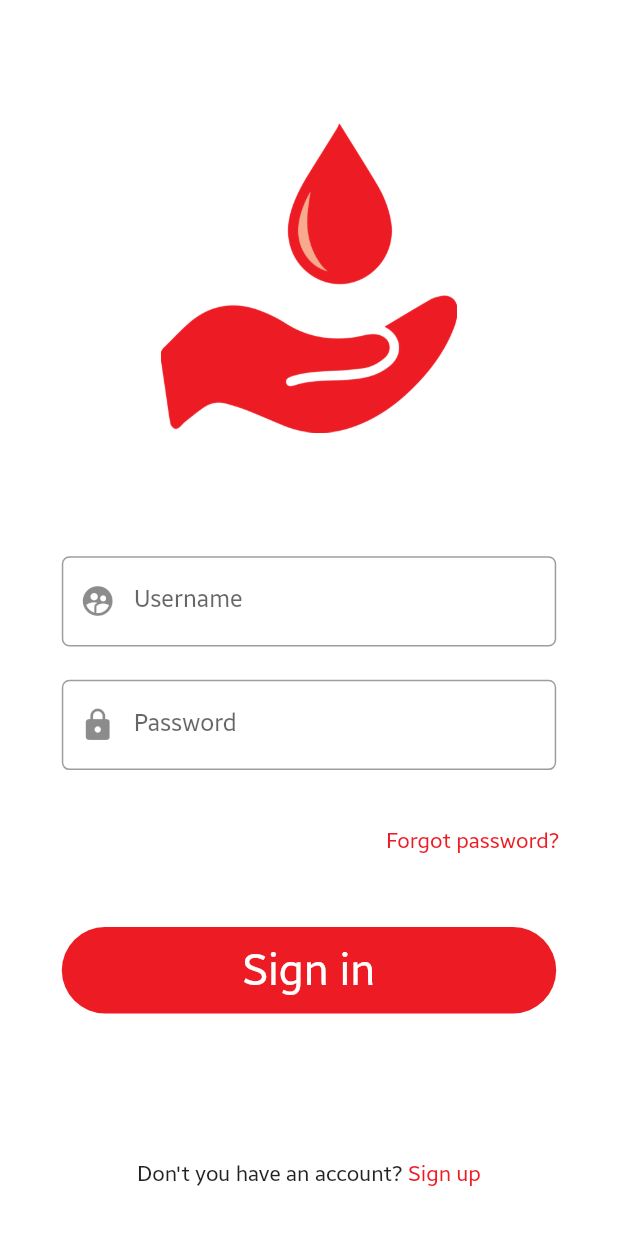
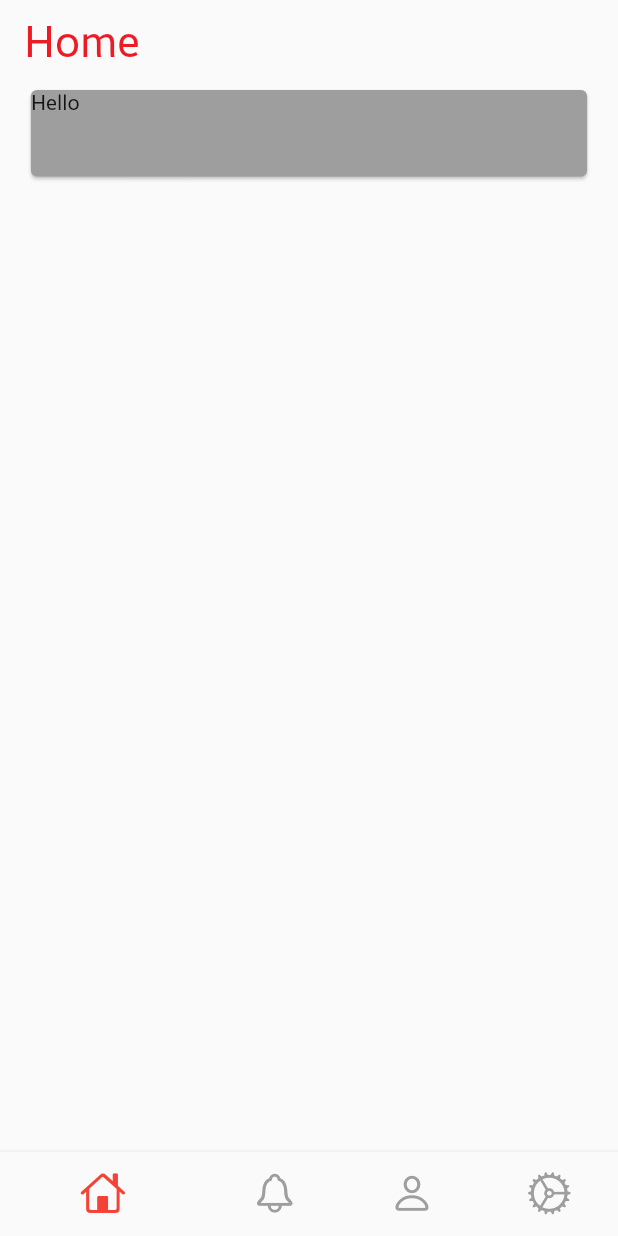
Before and after one commit to nsadisha/blood_bank, a Flutter app: the screen it shows after launch, on a phone screen of 412 x 824 dp. Run offline on Flutter 3.47's test engine with Material 2 defaults, Android fonts, the phone set to English and light mode, and no system bars; our stand-ins replace flutter_datetime_picker.

Commit message:
Initial commit

```diff
--- /dev/null
+++ b/lib/Screens/Signed/home.dart
@@ -0,0 +1,65 @@
+import 'package:flutter/material.dart';
+import 'package:flutter/cupertino.dart';
+//import 'package:blood_bank/CusIcons.dart';
+
+import 'homePage.dart';
+import 'notifications.dart';
+import 'account.dart';
+import 'settings.dart';
+
+class Home extends StatefulWidget {
+  @override
+  _HomeState createState() => _HomeState();
+}
+
+class _HomeState extends State<Home> {
+
+  int _currentIndex = 0;
+  final List<Widget> _children = [
+    HomePage(),
+    Notifications(),
+    Account(),
+    Settings(),
+  ];
+
+  void onTabTapped(int index) {
+    setState(() {
+      _currentIndex = index;
+    });
+  }
+
+  @override
+  Widget build(BuildContext context) {
+    return Scaffold(
+        body: _children[_currentIndex], // new
+        bottomNavigationBar: BottomNavigationBar(
+          selectedItemColor: Colors.red,
+          backgroundColor: Colors.white,
+          unselectedItemColor: Colors.grey,
+          selectedFontSize: 0,
+          elevation: 3,
+          iconSize: 30,
+          onTap: onTabTapped,
+          currentIndex: _currentIndex, // new
+          items: [
+            BottomNavigationBarItem(
+              icon: Icon(CupertinoIcons.home),
+              title: Text('Home'),
+            ),
+            BottomNavigationBarItem(
+              icon: Icon(CupertinoIcons.bell),
+              title: Text('Notifications'),
+            ),
+            BottomNavigationBarItem(
+              icon: Icon(CupertinoIcons.person),
+              title: Text('Account'),
+            ),
+            BottomNavigationBarItem(
+              icon: Icon(CupertinoIcons.settings),
+              title: Text('Settings'),
+            ),
+          ],
+      )
+    );
+  }
+}
--- /dev/null
+++ b/lib/Screens/Signed/homePage.dart
@@ -0,0 +1,40 @@
+import 'package:flutter/material.dart';
+
+class HomePage extends StatelessWidget {
+  @override
+  Widget build(BuildContext context) {
+    double width = MediaQuery.of(context).size.width;
+    double height = MediaQuery.of(context).size.height;
+    double tScale = 0.65+(MediaQuery.of(context).textScaleFactor)/4.5;
+    return Scaffold(
+      appBar: AppBar(
+        title: Text(
+            'Home',
+          textScaleFactor: tScale,
+          style: TextStyle(
+            fontSize: width*0.08,
+            color: Color.fromRGBO(237, 28, 36, 1)
+          ),
+        ),
+        backgroundColor: Colors.transparent,
+        elevation: 0,
+      ),
+      body: Container(
+        width: width,
+        height: height*0.91,
+        child: Column(
+          mainAxisAlignment: MainAxisAlignment.start,
+          crossAxisAlignment: CrossAxisAlignment.center,
+          children: <Widget>[
+            Card(color: Colors.grey,child: Container(
+              width: width*0.9,
+              height: height*0.07,
+              child: Text("Hello"),
+            ),)
+          ],
+        ),
+
+      ),
+    );
+  }
+}
--- a/lib/main.dart
+++ b/lib/main.dart
@@ -1,7 +1,7 @@
 import 'package:flutter/material.dart';
 import 'package:flutter/services.dart';
 //import 'package:blood_bank/Screens/forgotPassword.dart';
-import 'package:blood_bank/Screens/signin.dart';
+import 'package:blood_bank/Screens/Signed/home.dart';
 //import 'package:blood_bank/Screens/welcome.dart';
 //import 'package:blood_bank/Screens/signup.dart';
 
@@ -17,10 +17,12 @@ class MyApp extends StatelessWidget {
       debugShowCheckedModeBanner: false,
       title: 'Blood Bank',
       theme: ThemeData(
-        primarySwatch: Colors.red,
+        //primarySwatch: Colors.red,
         fontFamily: 'Samsung',
+        brightness: Brightness.light,
         primaryColor: Color.fromRGBO(237, 28, 36, 1),
         cursorColor: Color.fromRGBO(237, 28, 36, 1),
+        accentColor: Color.fromRGBO(237, 28, 36, 1),
       ),
       home: App(),
     );
@@ -36,6 +38,6 @@ class _AppState extends State<App> {
   @override
   Widget build(BuildContext context) {
 
-    return Signin();
+    return Home();
   }
 }
--- a/pubspec.yaml
+++ b/pubspec.yaml
@@ -71,6 +71,10 @@ flutter:
       fonts:
         - asset: fonts/Note.ttf
 
+#    - family: MyFlutterApp
+#      fonts:
+#        - asset: fonts/Icons.ttf
+
   #   - family: Trajan Pro
   #     fonts:
   #       - asset: fonts/TrajanPro.ttf
```
Also changed, not shown: lib/Screens/Signed/account.dart (added, +29 -0 lines), lib/Screens/Signed/notifications.dart (added, +48 -0 lines), lib/Screens/Signed/settings.dart (added, +29 -0 lines), pubspec.lock.
